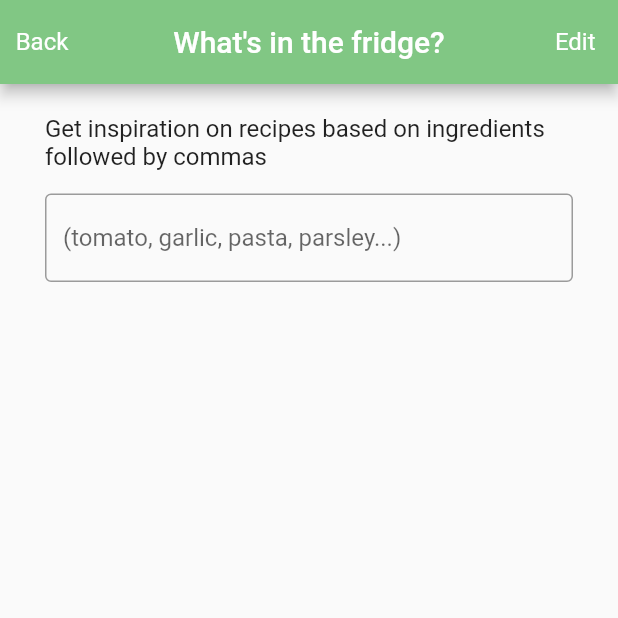
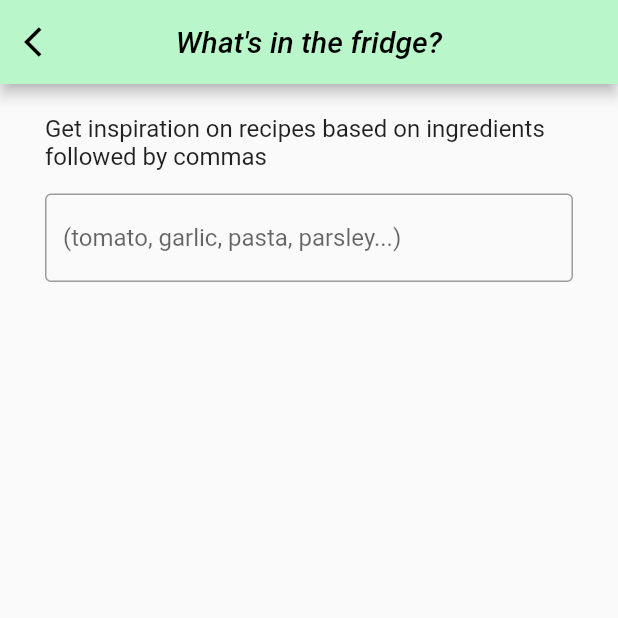
Before and after one commit to gu-tig169/Grupp9, a Flutter app: the Fridge screen opened directly, on a phone screen of 412 x 824 dp, the top half of it. Run offline on Flutter 3.47's test engine with Material 2 defaults, Android fonts, the phone set to English and light mode, and no system bars.

Commit message:
Städat kod
Städat kod på nya vyn som hämtades in

```diff
--- a/lib/FavoriteView.dart
+++ b/lib/FavoriteView.dart
@@ -10,6 +10,7 @@ class FavoriteView extends StatelessWidget {
             onPressed: () => Navigator.of(context).pop(),
           ),
           backgroundColor: Colors.greenAccent[100],
+          centerTitle: true,
           title: Text(
             'Favorite List',
             style: TextStyle(
--- a/lib/Fridge.dart
+++ b/lib/Fridge.dart
@@ -5,24 +5,18 @@ class Fridge extends StatelessWidget {
   Widget build(BuildContext context) {
     return Scaffold(
       appBar: AppBar(
-          backgroundColor: Colors.green[300],
-          leading: Container(
-              alignment: Alignment.center,
-              child: Text(
-                'Back',
-                style: TextStyle(fontSize: 16),
-              )),
-          title: Text("What's in the fridge?", style: TextStyle(fontSize: 20)),
+          leading: IconButton(
+            icon: Icon(Icons.arrow_back_ios, color: Colors.black),
+            onPressed: () => Navigator.of(context).pop(),
+          ),
+          backgroundColor: Colors.greenAccent[100],
+          title: Text("What's in the fridge?",
+              style: TextStyle(
+                  fontSize: 20,
+                  fontStyle: FontStyle.italic,
+                  color: Colors.black)),
           centerTitle: true,
-          actions: [
-            Container(
-              alignment: Alignment.center,
-              margin: EdgeInsets.only(right: 15),
-              child: Text('Edit',
-                  style:
-                      TextStyle(fontSize: 16)), //lägg senare in funktionalitet
-            ),
-          ]),
+          actions: []),
       body: Center(
         child: Container(
             child: Column(
--- a/lib/Homeview.dart
+++ b/lib/Homeview.dart
@@ -1,4 +1,5 @@
 import 'package:flutter/material.dart';
+import 'package:projectapp/Fridge.dart';
 import 'package:projectapp/RecipeView.dart';
 import 'package:projectapp/FavoriteView.dart';
 
@@ -90,8 +91,8 @@ class Homeview extends StatelessWidget {
                   side: BorderSide(color: Colors.black),
                   borderRadius: BorderRadius.all(Radius.circular(10.0))),
               onPressed: () {
-                Navigator.push(context,
-                    MaterialPageRoute(builder: (context) => RecipeView()));
+                Navigator.push(
+                    context, MaterialPageRoute(builder: (context) => Fridge()));
               },
               icon: Icon(Icons.shuffle, color: Colors.yellow[700]),
               label: Text('Inspo'),
--- a/lib/RecipeView.dart
+++ b/lib/RecipeView.dart
@@ -17,6 +17,7 @@ class _RecipeViewState extends State<RecipeView> {
           onPressed: () => Navigator.of(context).pop(),
         ),
         backgroundColor: Colors.greenAccent[100],
+        centerTitle: true,
         title: Text(
           'Recipe List',
           style: TextStyle(
```
